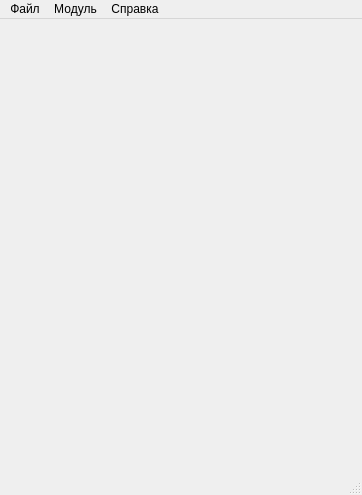
First picture: the form in mainwindow.ui, repository DmitriyKotov1986/SystemMonitorGUI, before the edit.
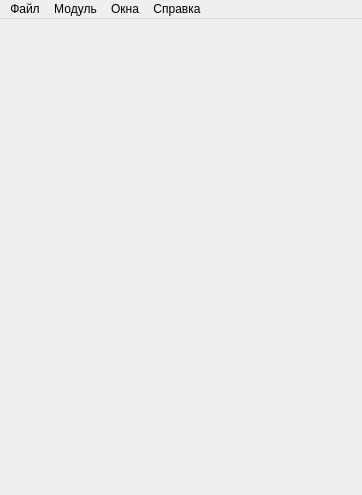
Second picture: the form after the edit. Icons and pictures are not drawn.

Patch:
```diff
--- a/mainwindow.ui
+++ b/mainwindow.ui
@@ -20,16 +20,16 @@
      <x>0</x>
      <y>0</y>
      <width>362</width>
-     <height>26</height>
+     <height>21</height>
     </rect>
    </property>
-   <widget class="QMenu" name="menu">
+   <widget class="QMenu" name="menuFile">
     <property name="title">
      <string>Файл</string>
     </property>
     <addaction name="actionExit"/>
    </widget>
-   <widget class="QMenu" name="menu_2">
+   <widget class="QMenu" name="menuModule">
     <property name="title">
      <string>Модуль</string>
     </property>
@@ -43,17 +43,24 @@
     <addaction name="separator"/>
     <addaction name="actionLogs"/>
    </widget>
-   <widget class="QMenu" name="menu_3">
+   <widget class="QMenu" name="menuHelp">
     <property name="title">
      <string>Справка</string>
     </property>
     <addaction name="actionAbout"/>
    </widget>
-   <addaction name="menu"/>
-   <addaction name="menu_2"/>
-   <addaction name="menu_3"/>
+   <widget class="QMenu" name="menuWindows">
+    <property name="title">
+     <string>Окна</string>
+    </property>
+    <addaction name="actionWindowsTile"/>
+    <addaction name="actionWindowsCascade"/>
+   </widget>
+   <addaction name="menuFile"/>
+   <addaction name="menuModule"/>
+   <addaction name="menuWindows"/>
+   <addaction name="menuHelp"/>
   </widget>
-  <widget class="QStatusBar" name="statusbar"/>
   <action name="actionAbout">
    <property name="text">
     <string>О программе</string>
```
Left out of the diff: 118 changed lines with no effect on the pictures.
